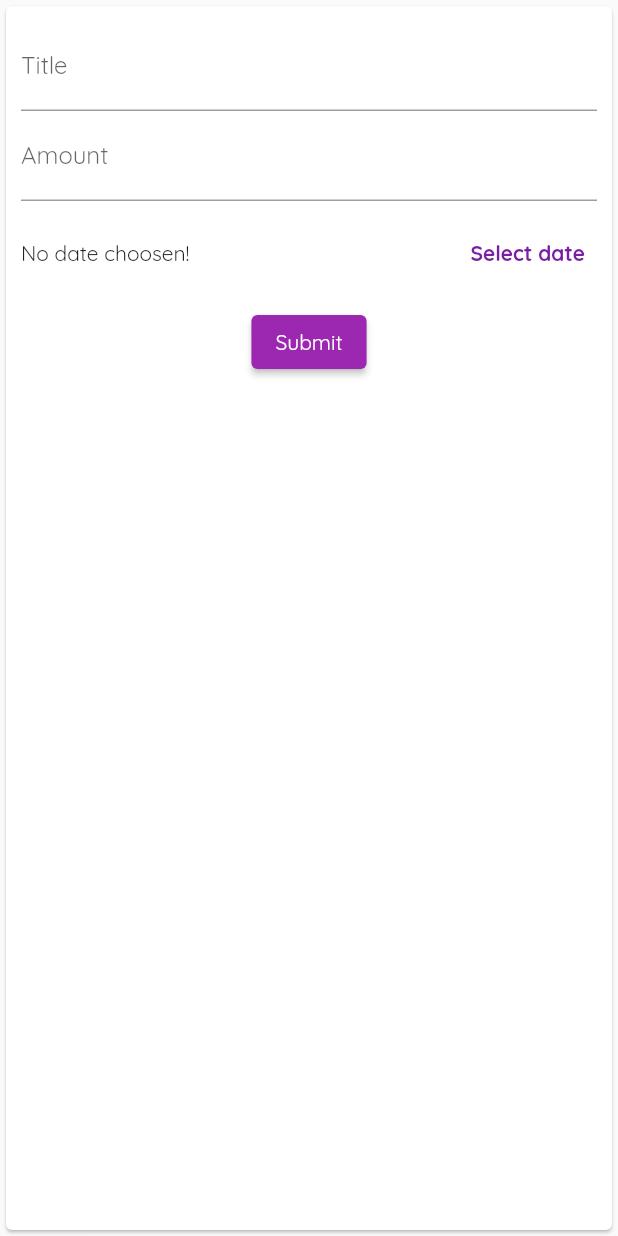
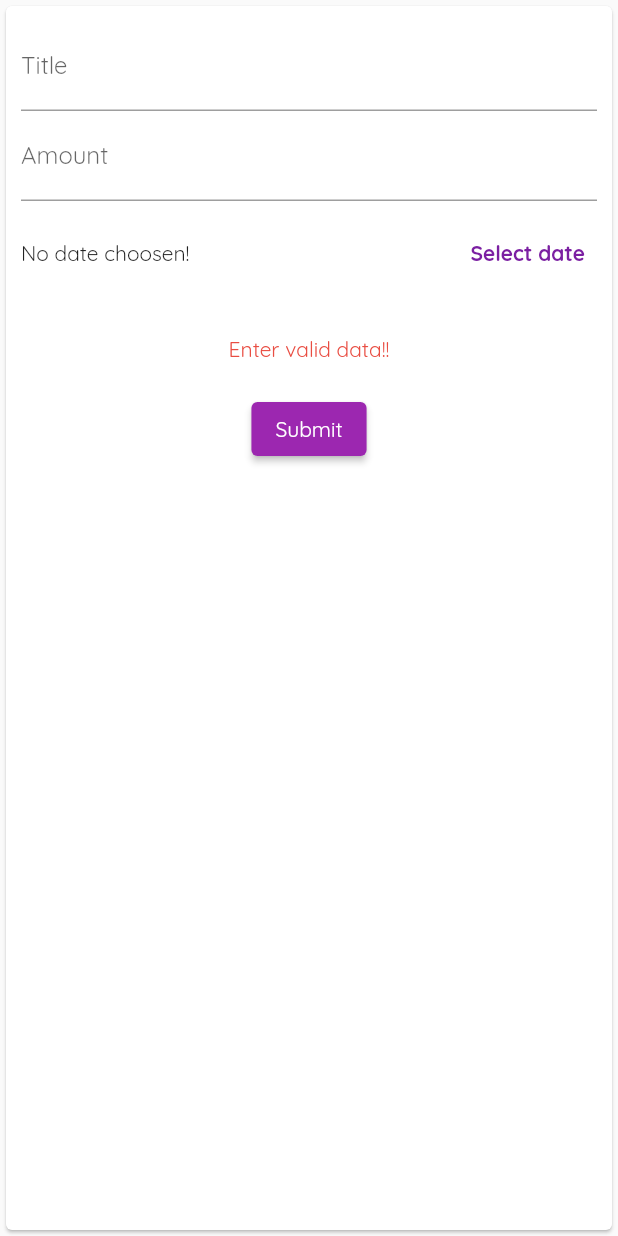
Before and after one commit to nayyyhaa/flutter-expense-app, a Flutter app: the NewTransaction widget shown alone on an empty page, opened directly with empty values, after a tap on "Submit", on a phone screen of 412 x 824 dp. Run offline on Flutter 3.47's test engine with Material 2 defaults, Android fonts, the phone set to English and light mode, and no system bars.

Commit message:
feat: error message display

```diff
--- a/lib/widgets/new_transaction.dart
+++ b/lib/widgets/new_transaction.dart
@@ -16,12 +16,22 @@ class NewTransactionState extends State<NewTransaction> {
   final titleController = TextEditingController();
   final amountController = TextEditingController();
   var selectedDate;
+  String errorMsg = '';
 
   void submitNewTransaction() {
     final userTitle = titleController.text;
-    final userAmount = double.parse(amountController.text);
-
-    if (userTitle.isEmpty || userAmount <= 0 || selectedDate == null) return;
+    var userAmount;
+    try {
+      userAmount = double.parse(amountController.text);
+    } catch (e) {
+      userAmount = 0;
+    }
+    if (userTitle.isEmpty || userAmount <= 0 || selectedDate == null) {
+      setState(() {
+        errorMsg = "Enter valid data!!";
+      });
+      return;
+    }
     widget.addNewTransaction(userTitle, userAmount, selectedDate);
     Navigator.of(context).pop();
   }
@@ -83,6 +93,13 @@ class NewTransactionState extends State<NewTransaction> {
                 )
               ]),
             ),
+            Container(
+              padding: EdgeInsets.symmetric(vertical: 20),
+              child: Text(
+                errorMsg,
+                style: TextStyle(color: Color.fromARGB(255, 233, 77, 66)),
+              ),
+            ),
             ElevatedButton(
               onPressed: submitNewTransaction,
               style: ButtonStyle(
```
Also changed, not shown: lib/widgets/transaction_list.dart (+15 -5 lines).
